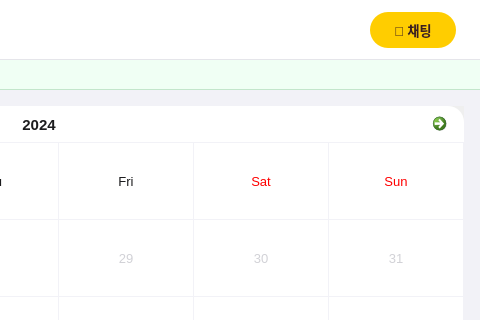
The window that mainwindow.ui (minyong38/mini_project) describes before a commit, drawn with Qt 5; both pictures show x 500 to 980 and y 0 to 320 of the 980 by 720 pixel window.
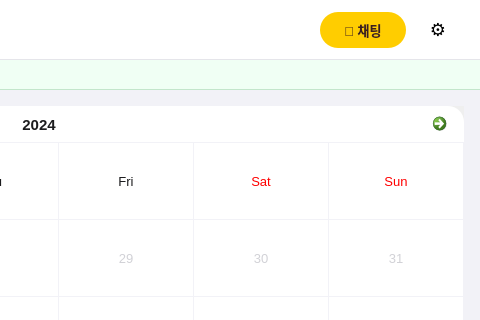
The same window after the commit. Custom widgets are drawn as their Qt base class.

What changed in the file:
```diff
--- a/mainwindow.ui
+++ b/mainwindow.ui
@@ -105,6 +105,28 @@
          </property>
         </widget>
        </item>
+       <item>
+        <widget class="QPushButton" name="myPageBtn">
+         <property name="minimumSize">
+          <size>
+           <width>36</width>
+           <height>36</height>
+          </size>
+         </property>
+         <property name="maximumSize">
+          <size>
+           <width>36</width>
+           <height>36</height>
+          </size>
+         </property>
+         <property name="styleSheet">
+          <string>QPushButton { background: transparent; border: none; border-radius: 18px; font-size: 18px; } QPushButton:hover { background: #F2F2F7; }</string>
+         </property>
+         <property name="text">
+          <string>⚙️</string>
+         </property>
+        </widget>
+       </item>
       </layout>
      </widget>
     </item>
```
